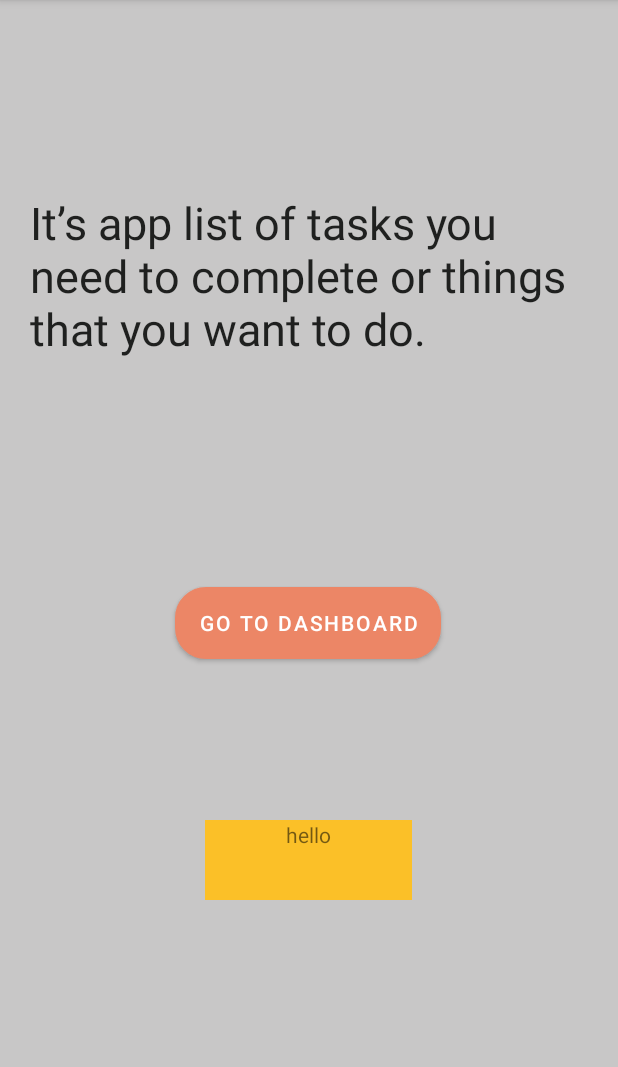
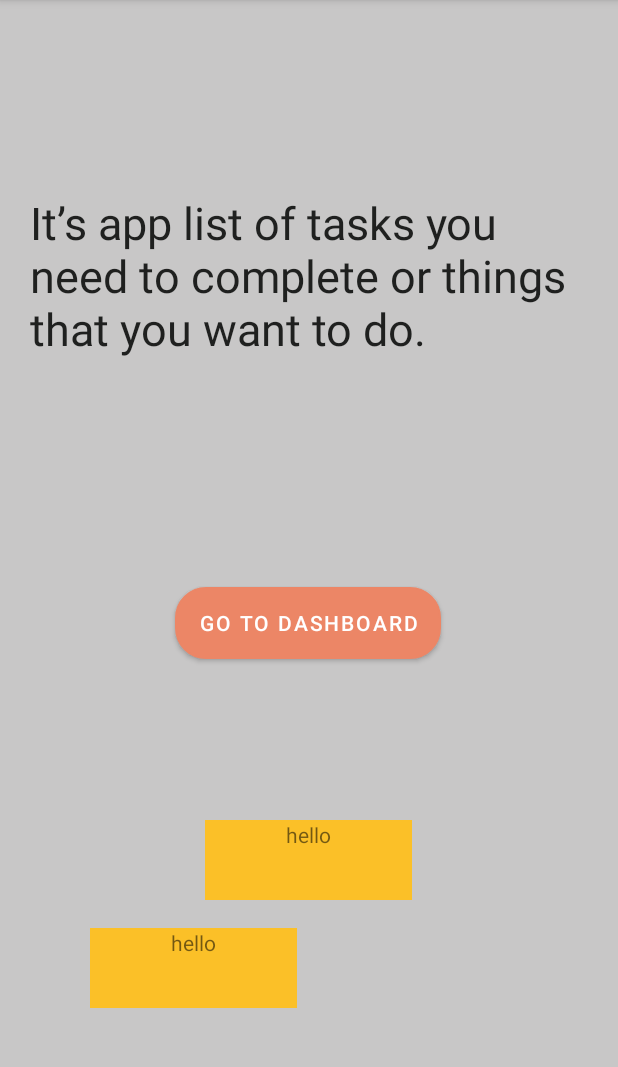
Before and after one commit to priyankamalekar123/TODOApp, an Android app: the IF_User_Login_Fragment screen opened through its navigation route, on a phone screen of 412 x 824 dp, the part 84-1151 px from its top. Run offline under Robolectric (Android 15) with nearby library versions, the phone set to English and light mode, and no system bars; our stand-ins replace navigation-ui.

Commit message:
2nd button added

```diff
--- a/app/src/main/res/layout/fragment_i_f__user__login_.xml
+++ b/app/src/main/res/layout/fragment_i_f__user__login_.xml
@@ -46,5 +46,18 @@
         app:layout_constraintStart_toStartOf="parent"
         android:textAlignment="center"/>
 
+    <TextView
+        android:layout_width="138dp"
+        android:layout_height="53dp"
+        android:layout_marginBottom="76dp"
+        android:background="@color/oragne"
+
+        android:text="hello"
+        android:textAlignment="center"
+        app:layout_constraintBottom_toBottomOf="parent"
+        app:layout_constraintEnd_toEndOf="parent"
+        app:layout_constraintHorizontal_bias="0.172"
+        app:layout_constraintStart_toStartOf="parent" />
+
 
 </androidx.constraintlayout.widget.ConstraintLayout>
```
